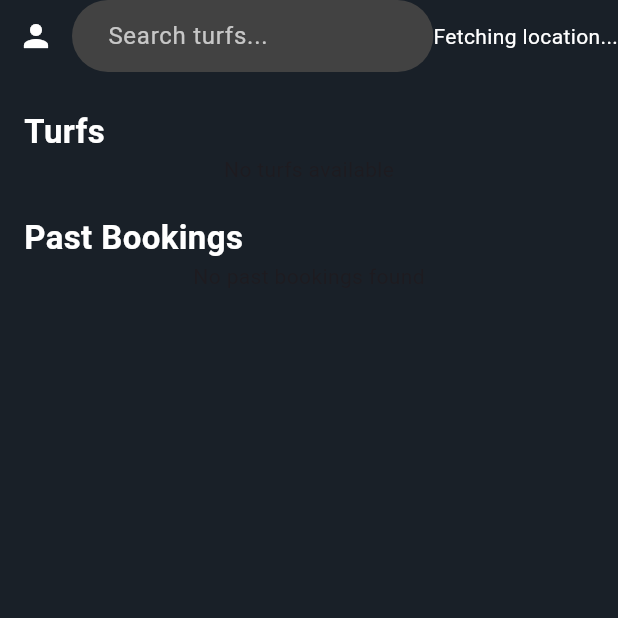
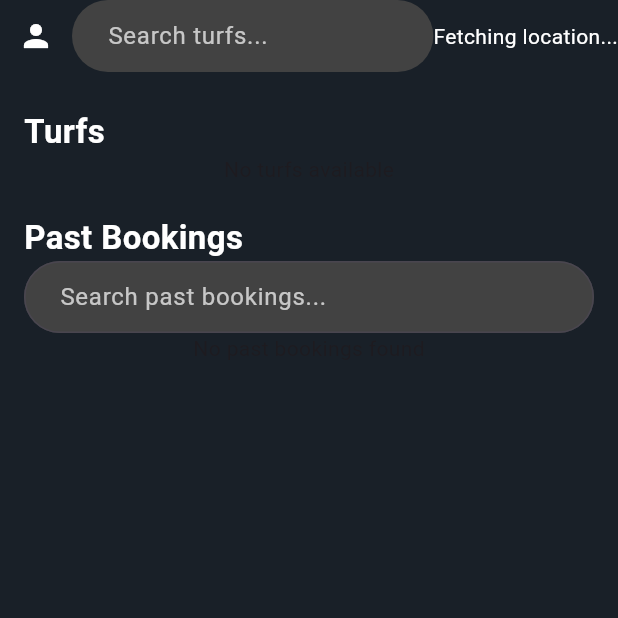
Before and after one commit to punchbiz2023/BookTheBiz, a Flutter app: the HomePage1 screen opened directly, on a phone screen of 412 x 824 dp, the top half of it. Run offline on Flutter 3.47's test engine with Material 3 defaults, Android fonts, the phone set to English and light mode, and no system bars; our stand-ins replace cloud_firestore, firebase_auth, firebase_core, firebase_storage, fluttertoast, geolocator and 5 more; missing offline and left inert: booking_and_publish_slots; accounts and stored records are empty.

Commit message:
added a basic search bar for the Past Bookings

```diff
--- a/lib/pages/home_page.dart
+++ b/lib/pages/home_page.dart
@@ -19,6 +19,7 @@ class _HomePage1State extends State<HomePage1> {
   final GlobalKey<ScaffoldState> _scaffoldKey = GlobalKey<ScaffoldState>();
   Position? _currentPosition;
   String _searchText = '';
+  String _pastBookingSearchText = ''; // New state variable for past bookings search
 
   Future<void> _fetchCurrentLocation() async {
     try {
@@ -112,6 +113,7 @@ class _HomePage1State extends State<HomePage1> {
             _buildTurfsSection(),
             SizedBox(height: 20),
             _buildSectionTitle('Past Bookings'),
+            _buildPastBookingsSearchBar(), // Add search bar for past bookings
             _buildPastBookingsSection(),
           ],
         ),
@@ -189,6 +191,28 @@ class _HomePage1State extends State<HomePage1> {
     );
   }
 
+  Widget _buildPastBookingsSearchBar() {
+    return TextField(
+      onChanged: (value) {
+        setState(() {
+          _pastBookingSearchText = value;
+        });
+      },
+      style: TextStyle(color: Colors.white),
+      decoration: InputDecoration(
+        hintText: 'Search past bookings...',
+        hintStyle: TextStyle(color: Colors.white70),
+        border: OutlineInputBorder(
+          borderRadius: BorderRadius.circular(30),
+          borderSide: BorderSide(color: Colors.white70),
+        ),
+        filled: true,
+        fillColor: Colors.grey[800],
+        contentPadding: EdgeInsets.symmetric(horizontal: 20, vertical: 5),
+      ),
+    );
+  }
+
   Widget _buildPastBookingsSection() {
     return StreamBuilder<List<DocumentSnapshot>>(
       stream: _fetchPastBookings(),
@@ -204,14 +228,24 @@ class _HomePage1State extends State<HomePage1> {
         }
 
         var pastBookings = snapshot.data!;
+        // Filter past bookings based on search text
+        var filteredBookings = pastBookings.where((booking) {
+          var bookingData = booking.data() as Map<String, dynamic>;
+          return bookingData['turfName']?.toLowerCase().contains(_pastBookingSearchText.toLowerCase()) ?? false;
+        }).toList();
+
+        if (filteredBookings.isEmpty) {
+          return Center(child: Text('No past bookings match your search'));
+        }
+
         return ListView.builder(
           shrinkWrap: true,
           physics: NeverScrollableScrollPhysics(),
-          itemCount: pastBookings.length,
+          itemCount: filteredBookings.length,
           itemBuilder: (context, index) {
-            var bookingData = pastBookings[index].data() as Map<String, dynamic>;
+            var bookingData = filteredBookings[index].data() as Map<String, dynamic>;
             // Add turfId to bookingData
-            bookingData['turfId'] = pastBookings[index].get('turfId');
+            bookingData['turfId'] = filteredBookings[index].get('turfId');
 
             return Card(
               color: Colors.grey[850],
```
